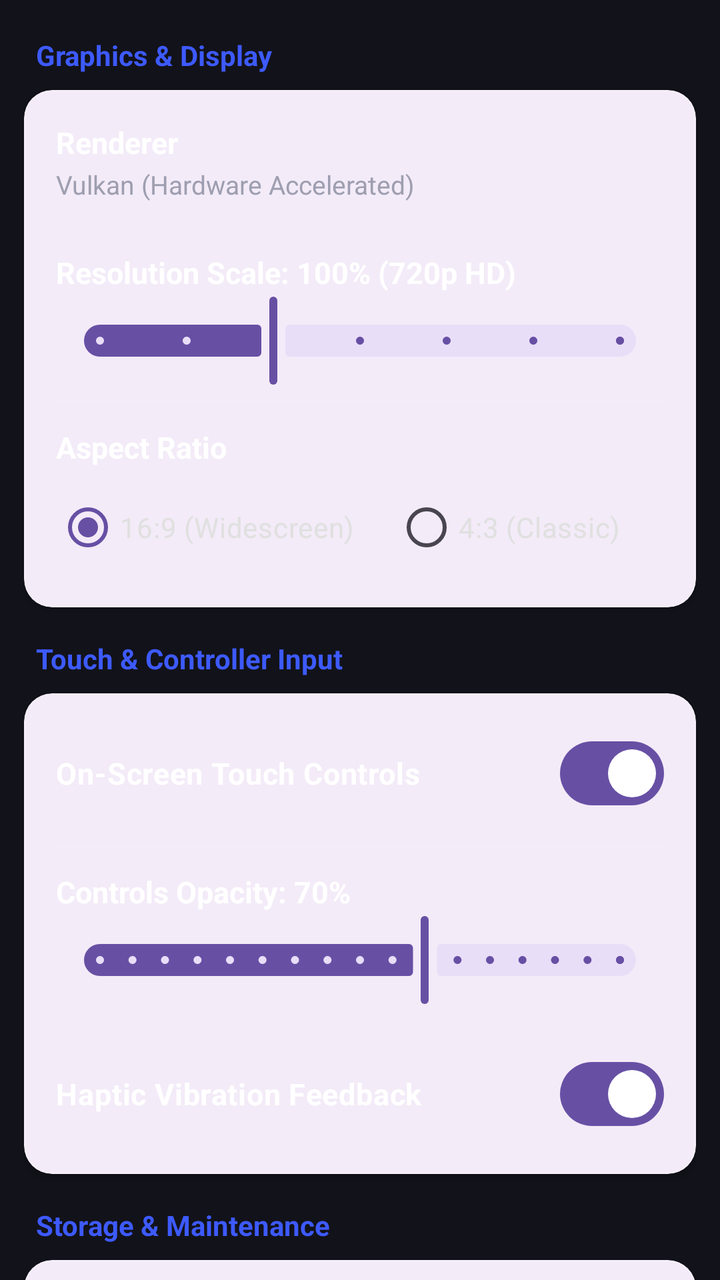
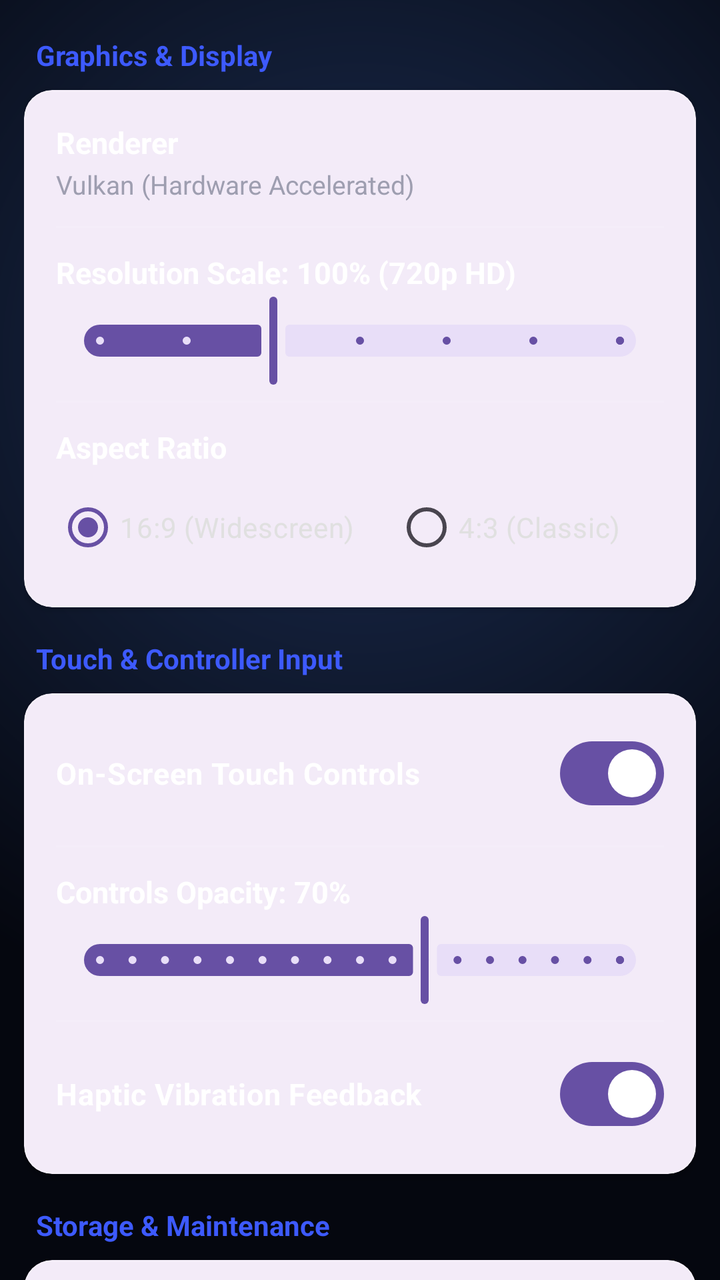

The first picture is an Android layout as it rendered before a commit; the second is the same layout after the commit. The layout source and the unified diff follow.
<!-- AndroidManifest.xml: application theme Theme.RPCS3 -->
<!-- res/layout/fragment_settings.xml -->
<?xml version="1.0" encoding="utf-8"?>
<androidx.core.widget.NestedScrollView
    xmlns:android="http://schemas.android.com/apk/res/android"
    xmlns:app="http://schemas.android.com/apk/res-auto"
    android:layout_width="match_parent"
    android:layout_height="match_parent"
    android:background="#12121A">

    <LinearLayout
        android:layout_width="match_parent"
        android:layout_height="wrap_content"
        android:orientation="vertical"
        android:padding="12dp"
        android:paddingBottom="100dp">

        
        <TextView
            android:layout_width="wrap_content"
            android:layout_height="wrap_content"
            android:layout_marginStart="6dp"
            android:layout_marginTop="6dp"
            android:layout_marginBottom="8dp"
            android:text="Graphics &amp; Display"
            android:textColor="#3D5AFE"
            android:textSize="14sp"
            android:textStyle="bold" />

        <com.google.android.material.card.MaterialCardView
            android:layout_width="match_parent"
            android:layout_height="wrap_content"
            app:cardCornerRadius="14dp"
            app:cardElevation="2dp"
            app:strokeColor="#20FFFFFF"
            app:strokeWidth="1dp">

            <LinearLayout
                android:layout_width="match_parent"
                android:layout_height="wrap_content"
                android:orientation="vertical"
                android:padding="16dp">

                
                <TextView
                    android:layout_width="wrap_content"
                    android:layout_height="wrap_content"
                    android:text="Renderer"
                    android:textColor="#FFFFFF"
                    android:textSize="15sp"
                    android:textStyle="bold" />

                <TextView
                    android:layout_width="wrap_content"
                    android:layout_height="wrap_content"
                    android:layout_marginTop="2dp"
                    android:text="Vulkan (Hardware Accelerated)"
                    android:textColor="#9E9EB0"
                    android:textSize="13sp" />

                <View
                    android:layout_width="match_parent"
                    android:layout_height="1dp"
                    android:layout_marginTop="12dp"
                    android:layout_marginBottom="12dp"
                    android:background="#1AFFFFFF" />

                
                <TextView
                    android:id="@+id/txt_resolution_title"
                    android:layout_width="wrap_content"
                    android:layout_height="wrap_content"
                    android:text="Resolution Scale: 100% (720p HD)"
                    android:textColor="#FFFFFF"
                    android:textSize="15sp"
                    android:textStyle="bold" />

                <com.google.android.material.slider.Slider
                    android:id="@+id/slider_resolution"
                    android:layout_width="match_parent"
                    android:layout_height="wrap_content"
                    android:value="100.0"
                    android:valueFrom="50.0"
                    android:valueTo="200.0"
                    android:stepSize="25.0" />

                <View
                    android:layout_width="match_parent"
                    android:layout_height="1dp"
                    android:layout_marginTop="6dp"
                    android:layout_marginBottom="12dp"
                    android:background="#1AFFFFFF" />

                
                <TextView
                    android:layout_width="wrap_content"
                    android:layout_height="wrap_content"
                    android:text="Aspect Ratio"
                    android:textColor="#FFFFFF"
                    android:textSize="15sp"
                    android:textStyle="bold" />

                <RadioGroup
                    android:id="@+id/rg_aspect_ratio"
                    android:layout_width="match_parent"
                    android:layout_height="wrap_content"
                    android:layout_marginTop="6dp"
                    android:orientation="horizontal">

                    <RadioButton
                        android:id="@+id/rb_aspect_16_9"
                        android:layout_width="wrap_content"
                        android:layout_height="wrap_content"
                        android:checked="true"
                        android:text="16:9 (Widescreen)"
                        android:textColor="#E0E0E0" />

                    <RadioButton
                        android:id="@+id/rb_aspect_4_3"
                        android:layout_width="wrap_content"
                        android:layout_height="wrap_content"
                        android:layout_marginStart="20dp"
                        android:text="4:3 (Classic)"
                        android:textColor="#E0E0E0" />
                </RadioGroup>

            </LinearLayout>

        </com.google.android.material.card.MaterialCardView>

        
        <TextView
            android:layout_width="wrap_content"
            android:layout_height="wrap_content"
            android:layout_marginStart="6dp"
            android:layout_marginTop="16dp"
            android:layout_marginBottom="8dp"
            android:text="Touch &amp; Controller Input"
            android:textColor="#3D5AFE"
            android:textSize="14sp"
            android:textStyle="bold" />

        <com.google.android.material.card.MaterialCardView
            android:layout_width="match_parent"
            android:layout_height="wrap_content"
            app:cardCornerRadius="14dp"
            app:cardElevation="2dp"
            app:strokeColor="#20FFFFFF"
            app:strokeWidth="1dp">

            <LinearLayout
                android:layout_width="match_parent"
                android:layout_height="wrap_content"
                android:orientation="vertical"
                android:padding="16dp">

                
                <com.google.android.material.materialswitch.MaterialSwitch
                    android:id="@+id/switch_overlay"
                    android:layout_width="match_parent"
                    android:layout_height="wrap_content"
                    android:checked="true"
                    android:text="On-Screen Touch Controls"
                    android:textColor="#FFFFFF"
                    android:textSize="15sp"
                    android:textStyle="bold" />

                <View
                    android:layout_width="match_parent"
                    android:layout_height="1dp"
                    android:layout_marginTop="12dp"
                    android:layout_marginBottom="12dp"
                    android:background="#1AFFFFFF" />

                
                <TextView
                    android:id="@+id/txt_opacity_title"
                    android:layout_width="wrap_content"
                    android:layout_height="wrap_content"
                    android:text="Controls Opacity: 70%"
                    android:textColor="#FFFFFF"
                    android:textSize="15sp"
                    android:textStyle="bold" />

                <com.google.android.material.slider.Slider
                    android:id="@+id/slider_opacity"
                    android:layout_width="match_parent"
                    android:layout_height="wrap_content"
                    android:value="70.0"
                    android:valueFrom="20.0"
                    android:valueTo="100.0"
                    android:stepSize="5.0" />

                <View
                    android:layout_width="match_parent"
                    android:layout_height="1dp"
                    android:layout_marginTop="6dp"
                    android:layout_marginBottom="12dp"
                    android:background="#1AFFFFFF" />

                
                <com.google.android.material.materialswitch.MaterialSwitch
                    android:id="@+id/switch_haptic"
                    android:layout_width="match_parent"
                    android:layout_height="wrap_content"
                    android:checked="true"
                    android:text="Haptic Vibration Feedback"
                    android:textColor="#FFFFFF"
                    android:textSize="15sp"
                    android:textStyle="bold" />

            </LinearLayout>

        </com.google.android.material.card.MaterialCardView>

        
        <TextView
            android:layout_width="wrap_content"
            android:layout_height="wrap_content"
            android:layout_marginStart="6dp"
            android:layout_marginTop="16dp"
            android:layout_marginBottom="8dp"
            android:text="Storage &amp; Maintenance"
            android:textColor="#3D5AFE"
            android:textSize="14sp"
            android:textStyle="bold" />

        <com.google.android.material.card.MaterialCardView
            android:layout_width="match_parent"
            android:layout_height="wrap_content"
            app:cardCornerRadius="14dp"
            app:cardElevation="2dp"
            app:strokeColor="#20FFFFFF"
            app:strokeWidth="1dp">

            <LinearLayout
                android:layout_width="match_parent"
                android:layout_height="wrap_content"
                android:orientation="vertical"
                android:padding="16dp">

                <com.google.android.material.button.MaterialButton
                    android:id="@+id/btn_clear_cache"
                    android:layout_width="match_parent"
                    android:layout_height="wrap_content"
                    android:text="Clear Shader Cache &amp; Temp Data"
                    android:textColor="#FFFFFF"
                    app:backgroundTint="#2E2E3E"
                    app:cornerRadius="10dp" />

            </LinearLayout>

        </com.google.android.material.card.MaterialCardView>

    </LinearLayout>

</androidx.core.widget.NestedScrollView>
<!-- resources referenced by this layout -->
<resources>
  <style name="Theme.RPCS3" parent="Theme.Material3.DayNight.NoActionBar">
          
      </style>
</resources>

<!-- the commit's change to res/layout/fragment_settings.xml (unified diff, before → after) -->
@@ -4,7 +4,7 @@
     xmlns:app="http://schemas.android.com/apk/res-auto"
     android:layout_width="match_parent"
     android:layout_height="match_parent"
-    android:background="#12121A">
+    android:background="@drawable/bg_rpcs3">
 
     <LinearLayout
         android:layout_width="match_parent"
<!-- resource entries referenced after the edit -->
@@ -1,5 +1,17 @@
 <!-- resources referenced by this layout -->
 <resources>
+  <!-- drawable bg_rpcs3 (drawable) -->
+  <?xml version="1.0" encoding="utf-8"?>
+  <shape xmlns:android="http://schemas.android.com/apk/res/android">
+      <gradient
+          android:type="radial"
+          android:gradientRadius="95%p"
+          android:centerX="50%"
+          android:centerY="28%"
+          android:startColor="#1B2C52"
+          android:centerColor="#101A30"
+          android:endColor="#05070F" />
+  </shape>
   <style name="Theme.RPCS3" parent="Theme.Material3.DayNight.NoActionBar">
           
       </style>
